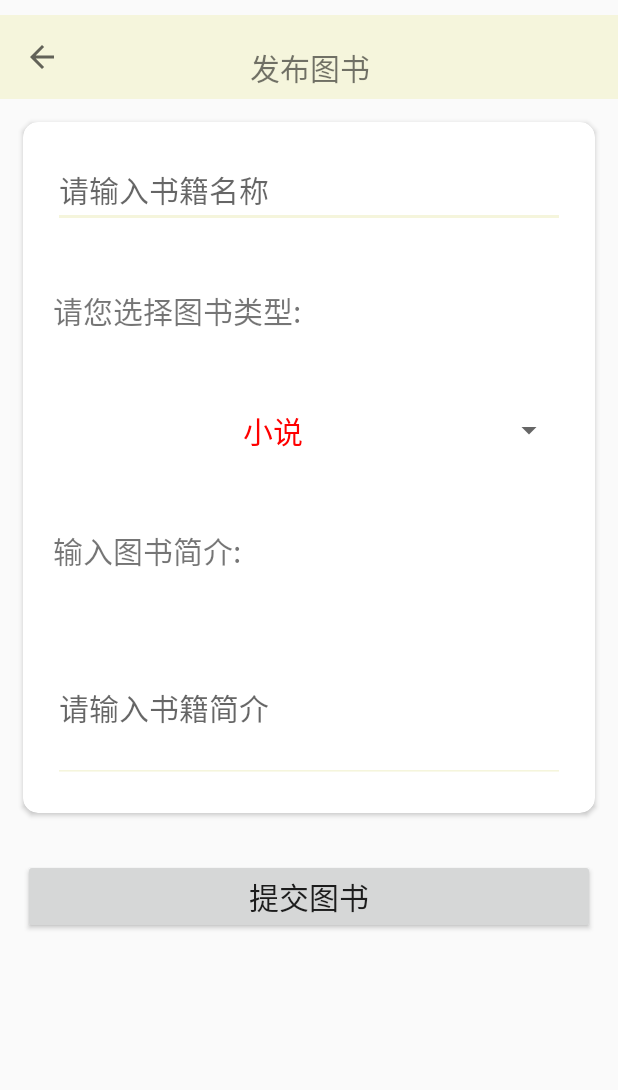
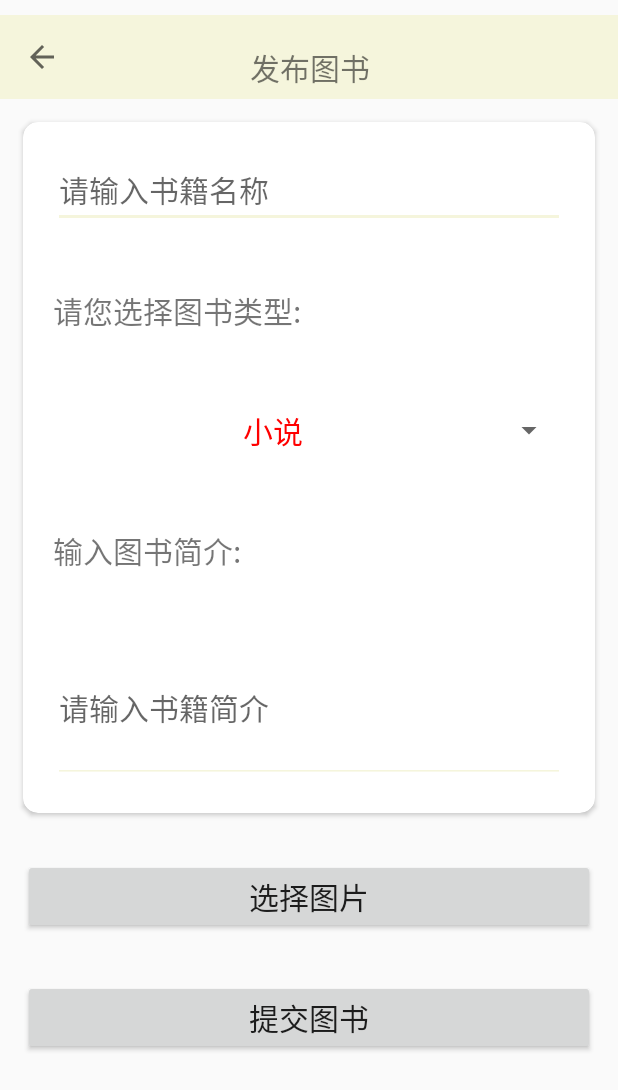
Before and after one commit to Sorrowa/SecondHand, an Android app: the PublishBookActivity screen opened directly, with no data from a screen before it, on a phone screen of 412 x 824 dp. Shown: the top 1090 px of the screen. Run offline under Robolectric (Android 15) with nearby library versions, the phone set to English and light mode, and no system bars.

Commit message:
添加了相机权限

```diff
--- a/app/src/main/AndroidManifest.xml
+++ b/app/src/main/AndroidManifest.xml
@@ -4,6 +4,7 @@
 
     <uses-permission android:name="android.permission.INTERNET" />
     <uses-permission android:name="android.permission.WRITE_EXTERNAL_STORAGE" />
+    <uses-permission android:name="android.permission.CAMERA" />
 
     <application
         android:allowBackup="true"
--- a/app/src/main/java/com/example/zhangzihao/secondhand/zzh/View/PublishBookActivity.java
+++ b/app/src/main/java/com/example/zhangzihao/secondhand/zzh/View/PublishBookActivity.java
@@ -39,6 +39,8 @@ public class PublishBookActivity extends BaseActivity
 
     private Button send;
 
+    private Button sendImage;
+
     //记录当前的bookType
     private String bookType="小说";
 
@@ -70,6 +72,15 @@ public class PublishBookActivity extends BaseActivity
             public void onClick(View v) {
 
                 showPublishDialog();
+            }
+        });
+
+        //todo:设置上传图片的button
+
+        sendImage.setOnClickListener(new View.OnClickListener() {
+            @Override
+            public void onClick(View v) {
+
             }
         });
     }
@@ -158,6 +169,7 @@ public class PublishBookActivity extends BaseActivity
         type = findViewById(R.id.book_type);
         introduction = findViewById(R.id.book_introduction);
         send=findViewById(R.id.send_book);
+        sendImage=findViewById(R.id.publish_image);
     }
 
     @Override
--- a/app/src/main/res/layout/activity_publish_book.xml
+++ b/app/src/main/res/layout/activity_publish_book.xml
@@ -99,6 +99,14 @@
     <Button
         android:layout_width="match_parent"
         android:layout_height="wrap_content"
+        android:id="@+id/publish_image"
+        android:text="选择图片"
+        android:textSize="20sp"
+        android:layout_margin="15dp"/>
+
+    <Button
+        android:layout_width="match_parent"
+        android:layout_height="wrap_content"
         android:text="提交图书"
         android:textSize="20sp"
         android:layout_margin="15dp"
```
